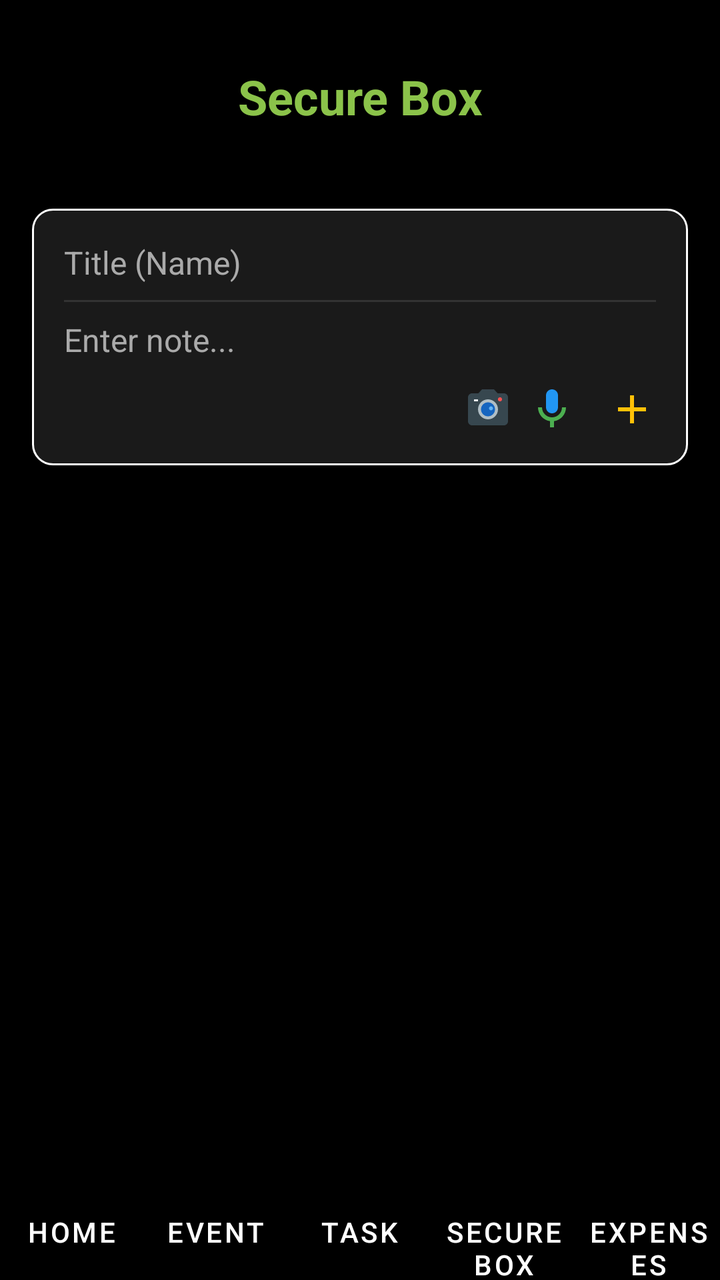
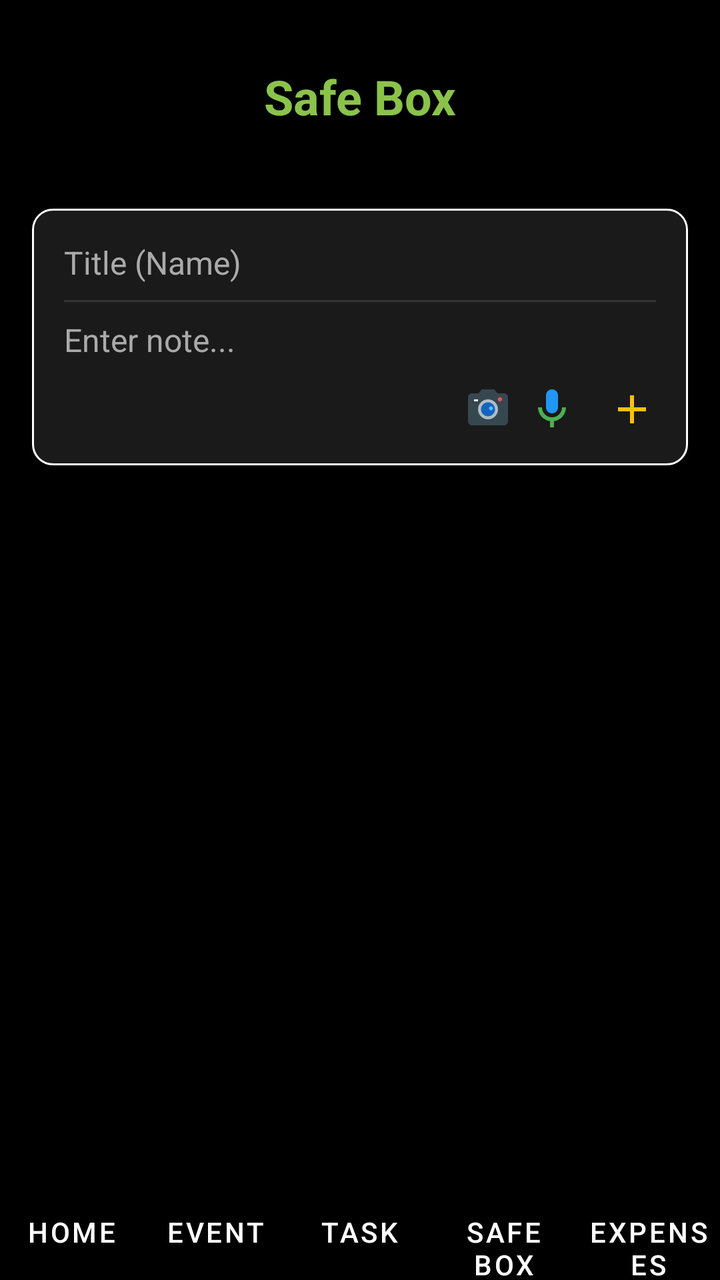

The first picture is an Android layout as it rendered before a commit; the second is the same layout after the commit. The layout source and the unified diff follow.
<!-- AndroidManifest.xml: activity theme Theme.MyCalendar2026SAR -->
<!-- res/layout/activity_secure_box.xml -->
<?xml version="1.0" encoding="utf-8"?>
<androidx.constraintlayout.widget.ConstraintLayout xmlns:android="http://schemas.android.com/apk/res/android"
    xmlns:app="http://schemas.android.com/apk/res-auto"
    xmlns:tools="http://schemas.android.com/tools"
    android:id="@+id/main"
    android:layout_width="match_parent"
    android:layout_height="match_parent"
    android:background="@color/black"
    tools:context=".SecureBoxActivity">

    <LinearLayout
        android:id="@+id/selectionBar"
        android:layout_width="match_parent"
        android:layout_height="56dp"
        android:background="#DD000000"
        android:gravity="center_vertical"
        android:orientation="horizontal"
        android:paddingStart="16dp"
        android:paddingEnd="16dp"
        android:visibility="gone"
        android:elevation="8dp"
        app:layout_constraintTop_toTopOf="parent">

        <TextView
            android:id="@+id/selectionCountText"
            android:layout_width="0dp"
            android:layout_height="wrap_content"
            android:layout_weight="1"
            android:text="0 selected"
            android:textColor="@color/white"
            android:textSize="18sp"
            android:textStyle="bold" />

        <ImageButton
            android:id="@+id/moveSelectedBtn"
            android:layout_width="48dp"
            android:layout_height="48dp"
            android:background="?attr/selectableItemBackgroundBorderless"
            android:src="@drawable/ic_menu_transfer_color" />

        <ImageButton
            android:id="@+id/deleteSelectedBtn"
            android:layout_width="48dp"
            android:layout_height="48dp"
            android:background="?attr/selectableItemBackgroundBorderless"
            android:src="@drawable/ic_menu_trash_color" />

        <ImageButton
            android:id="@+id/cancelSelectionBtn"
            android:layout_width="48dp"
            android:layout_height="48dp"
            android:background="?attr/selectableItemBackgroundBorderless"
            android:src="@drawable/ic_menu_exit_color" />
    </LinearLayout>

    <androidx.constraintlayout.widget.ConstraintLayout
        android:id="@+id/headerLayout"
        android:layout_width="match_parent"
        android:layout_height="wrap_content"
        app:layout_constraintTop_toBottomOf="@id/selectionBar">

        <ImageButton
            android:id="@+id/backButton"
            android:layout_width="@dimen/_24sdp"
            android:layout_height="@dimen/_24sdp"
            android:layout_marginStart="8dp"
            android:layout_marginTop="24dp"
            android:background="?attr/selectableItemBackgroundBorderless"
            android:contentDescription="Back"
            android:padding="4dp"
            android:scaleType="fitCenter"
            android:src="@drawable/ic_back_color"
            app:layout_constraintStart_toStartOf="parent"
            app:layout_constraintTop_toTopOf="parent" />

        <TextView
            android:id="@+id/secureBoxTitle"
            android:layout_width="wrap_content"
            android:layout_height="wrap_content"
            android:layout_marginTop="32dp"
            android:text="Secure Box"
            android:textColor="@color/light_green"
            android:textSize="24sp"
            android:textStyle="bold"
            app:layout_constraintEnd_toEndOf="parent"
            app:layout_constraintStart_toStartOf="parent"
            app:layout_constraintTop_toTopOf="parent" />

        <ImageButton
            android:id="@+id/addCategoryHeaderButton"
            android:layout_width="@dimen/_24sdp"
            android:layout_height="@dimen/_24sdp"
            android:layout_marginEnd="16dp"
            android:background="?attr/selectableItemBackgroundBorderless"
            android:padding="4dp"
            android:scaleType="fitCenter"
            android:src="@drawable/ic_notif_plus_color"
            app:layout_constraintBottom_toBottomOf="@id/secureBoxTitle"
            app:layout_constraintEnd_toEndOf="parent"
            app:layout_constraintTop_toTopOf="@id/secureBoxTitle" />

    </androidx.constraintlayout.widget.ConstraintLayout>

    <LinearLayout
        android:id="@+id/categoryContainer"
        android:layout_width="match_parent"
        android:layout_height="wrap_content"
        android:layout_margin="16dp"
        android:orientation="horizontal"
        app:layout_constraintTop_toBottomOf="@id/headerLayout">

        <androidx.recyclerview.widget.RecyclerView
            android:id="@+id/categoryRecyclerView"
            android:layout_width="match_parent"
            android:layout_height="wrap_content" />
    </LinearLayout>

    <LinearLayout
        android:id="@+id/notesSection"
        android:layout_width="0dp"
        android:layout_height="0dp"
        android:layout_marginTop="8dp"
        android:orientation="vertical"
        android:padding="16dp"
        android:visibility="visible"
        app:layout_constraintBottom_toTopOf="@id/bottomNavContainer"
        app:layout_constraintEnd_toEndOf="parent"
        app:layout_constraintStart_toStartOf="parent"
        app:layout_constraintTop_toBottomOf="@id/categoryContainer">

        

        <LinearLayout
            android:id="@+id/noteInputArea"
            android:layout_width="match_parent"
            android:layout_height="wrap_content"
            android:background="@drawable/summary_border"
            android:orientation="vertical"
            android:padding="8dp">

            <EditText
                android:id="@+id/noteTitleInput"
                android:layout_width="match_parent"
                android:layout_height="wrap_content"
                android:background="@null"
                android:hint="Title (Name)"
                android:inputType="text"
                android:padding="8dp"
                android:textColor="@color/white"
                android:textColorHint="#AAAAAA"
                android:textSize="16sp" />

            <View
                android:layout_width="match_parent"
                android:layout_height="1dp"
                android:layout_marginStart="8dp"
                android:layout_marginEnd="8dp"
                android:background="#333333" />

            <EditText
                android:id="@+id/noteContentInput"
                android:layout_width="match_parent"
                android:layout_height="wrap_content"
                android:background="@null"
                android:gravity="start|top"
                android:hint="Enter note..."
                android:inputType="textMultiLine"
                android:maxLines="3"
                android:minLines="1"
                android:padding="8dp"
                android:textColor="@color/white"
                android:textColorHint="#AAAAAA"
                android:textSize="16sp" />

            <LinearLayout
                android:layout_width="match_parent"
                android:layout_height="wrap_content"
                android:gravity="end"
                android:paddingEnd="4dp"
                android:paddingBottom="4dp">

                <ImageButton
                    android:id="@+id/sbCameraNoteButton"
                    android:layout_width="32dp"
                    android:layout_height="32dp"
                    android:background="?attr/selectableItemBackgroundBorderless"
                    android:contentDescription="Camera Note"
                    android:src="@drawable/ic_notif_camera_color" />

                <ImageButton
                    android:id="@+id/sbVoiceNoteButton"
                    android:layout_width="32dp"
                    android:layout_height="32dp"
                    android:background="?attr/selectableItemBackgroundBorderless"
                    android:contentDescription="Voice Note"
                    android:src="@drawable/ic_notif_voice_color" />

                <ImageButton
                    android:id="@+id/saveStickyNoteButton"
                    android:layout_width="32dp"
                    android:layout_height="32dp"
                    android:layout_marginStart="8dp"
                    android:background="?attr/selectableItemBackgroundBorderless"
                    android:contentDescription="Save Note"
                    android:src="@drawable/ic_notif_plus_color" />
            </LinearLayout>

        </LinearLayout>

        <androidx.recyclerview.widget.RecyclerView
            android:id="@+id/notesRecyclerView"
            android:layout_width="match_parent"
            android:layout_height="match_parent"
            android:layout_marginTop="8dp" />

    </LinearLayout>

    <LinearLayout
        android:id="@+id/bottomNavContainer"
        android:layout_width="match_parent"
        android:layout_height="wrap_content"
        android:orientation="vertical"
        android:background="#000000"
        android:padding="@dimen/_6sdp"
        app:layout_constraintBottom_toBottomOf="parent">

        <include
            layout="@layout/layout_bottom_navigation"
            android:layout_width="match_parent"
            android:layout_height="wrap_content" />
    </LinearLayout>

</androidx.constraintlayout.widget.ConstraintLayout>
<!-- res/layout/layout_bottom_navigation.xml (included above) -->
<?xml version="1.0" encoding="utf-8"?>
<LinearLayout xmlns:android="http://schemas.android.com/apk/res/android"
    xmlns:app="http://schemas.android.com/apk/res-auto"
    android:id="@+id/buttonContainer"
    android:layout_width="match_parent"
    android:layout_height="wrap_content"
    android:layout_marginTop="@dimen/_6sdp"
    android:orientation="horizontal"
    android:background="#000000">

    <Button
        android:id="@+id/navHomeButton"
        style="@style/Widget.MaterialComponents.Button.TextButton"
        android:layout_width="0dp"
        android:layout_height="wrap_content"
        android:layout_weight="1"
        android:insetTop="0dp"
        android:insetBottom="0dp"
        android:paddingLeft="4dp"
        android:paddingRight="4dp"
        android:text="@string/menu_home"
        android:textColor="@color/white"
        android:textSize="@dimen/_9ssp"
        app:backgroundTint="@android:color/transparent"
        app:icon="@drawable/ic_menu_home_color"
        app:iconGravity="top"
        app:iconSize="24dp"
        app:iconTint="@null"
        app:elevation="0dp" />

    <Button
        android:id="@+id/navEventButton"
        style="@style/Widget.MaterialComponents.Button.TextButton"
        android:layout_width="0dp"
        android:layout_height="wrap_content"
        android:layout_weight="1"
        android:insetTop="0dp"
        android:insetBottom="0dp"
        android:paddingLeft="4dp"
        android:paddingRight="4dp"
        android:text="@string/save_note"
        android:textColor="@color/white"
        android:textSize="@dimen/_9ssp"
        app:backgroundTint="@android:color/transparent"
        app:icon="@drawable/ic_menu_calendar_color"
        app:iconGravity="top"
        app:iconSize="24dp"
        app:iconTint="@null"
        app:elevation="0dp" />

    <Button
        android:id="@+id/navTaskButton"
        style="@style/Widget.MaterialComponents.Button.TextButton"
        android:layout_width="0dp"
        android:layout_height="wrap_content"
        android:layout_weight="1"
        android:insetTop="0dp"
        android:insetBottom="0dp"
        android:paddingLeft="4dp"
        android:paddingRight="4dp"
        android:text="@string/task"
        android:textColor="@color/white"
        android:textSize="@dimen/_9ssp"
        app:backgroundTint="@android:color/transparent"
        app:icon="@drawable/ic_menu_task_color"
        app:iconGravity="top"
        app:iconSize="24dp"
        app:iconTint="@null"
        app:elevation="0dp" />

    <Button
        android:id="@+id/navSecureBoxButton"
        style="@style/Widget.MaterialComponents.Button.TextButton"
        android:layout_width="0dp"
        android:layout_height="wrap_content"
        android:layout_weight="1"
        android:insetTop="0dp"
        android:insetBottom="0dp"
        android:paddingLeft="4dp"
        android:paddingRight="4dp"
        android:text="@string/secure_box"
        android:textColor="@color/white"
        android:textSize="@dimen/_9ssp"
        app:backgroundTint="@android:color/transparent"
        app:icon="@drawable/ic_menu_accounts_color"
        app:iconGravity="top"
        app:iconSize="24dp"
        app:iconTint="@null"
        app:elevation="0dp" />

    <Button
        android:id="@+id/navExpensesButton"
        style="@style/Widget.MaterialComponents.Button.TextButton"
        android:layout_width="0dp"
        android:layout_height="wrap_content"
        android:layout_weight="1"
        android:insetTop="0dp"
        android:insetBottom="0dp"
        android:paddingLeft="4dp"
        android:paddingRight="4dp"
        android:text="@string/expenses"
        android:textColor="@color/white"
        android:textSize="@dimen/_9ssp"
        app:backgroundTint="@android:color/transparent"
        app:icon="@drawable/ic_menu_cash_in_color"
        app:iconGravity="top"
        app:iconSize="24dp"
        app:iconTint="@null"
        app:elevation="0dp" />

</LinearLayout>
<!-- resources referenced by this layout -->
<resources>
  <color name="black">#FF000000</color>
  <color name="light_green">#8BC34A</color>
  <color name="white">#FFFFFFFF</color>
  <!-- drawable ic_back_color (drawable) -->
  <vector xmlns:android="http://schemas.android.com/apk/res/android"
      android:width="24dp"
      android:height="24dp"
      android:viewportWidth="24"
      android:viewportHeight="24">
      
      <path
          android:fillColor="#2196F3"
          android:pathData="M20,11H7.83l5.59,-5.59L12,4l-8,8 8,8 1.41,-1.41L7.83,13H20v-2z" />
      
      <path
          android:fillColor="#64B5F6"
          android:pathData="M12,4l-8,8l8,8v-1l-7,-7l7,-7V4z" />
  </vector>
  <!-- drawable ic_menu_calendar_color (drawable) -->
  <vector xmlns:android="http://schemas.android.com/apk/res/android"
      android:width="24dp"
      android:height="24dp"
      android:viewportWidth="24"
      android:viewportHeight="24">
      <path
          android:fillColor="#F44336"
          android:pathData="M19,3h-1V1h-2v2H8V1H6v2H5C3.89,3 3.01,3.9 3.01,5L3,19c0,1.1 0.89,2 2,2h14c1.1,0 2,-0.9 2,-2V5c0,-1.1 -0.9,-2 -2,-2zM19,19H5V8h14v11z" />
  </vector>
  <!-- drawable ic_menu_home_color (drawable) -->
  <vector xmlns:android="http://schemas.android.com/apk/res/android"
      android:width="24dp"
      android:height="24dp"
      android:viewportWidth="24"
      android:viewportHeight="24">
      <path
          android:fillColor="#2196F3"
          android:pathData="M10,20v-6h4v6h5v-8h3L12,3 2,12h3v8z" />
  </vector>
  <!-- drawable ic_menu_transfer_color (drawable) -->
  <vector xmlns:android="http://schemas.android.com/apk/res/android"
      android:width="24dp"
      android:height="24dp"
      android:viewportWidth="24"
      android:viewportHeight="24">
      <path
          android:fillColor="#2196F3"
          android:pathData="M16,17.01V10h-2v7.01h-3L15,21l4,-3.99h-3z" />
      <path
          android:fillColor="#4CAF50"
          android:pathData="M9,3L5,6.99h3V14h2V6.99h3L9,3z" />
  </vector>
  <!-- drawable ic_notif_plus_color (drawable) -->
  <vector xmlns:android="http://schemas.android.com/apk/res/android"
      android:width="24dp"
      android:height="24dp"
      android:viewportWidth="24"
      android:viewportHeight="24">
      <path
          android:fillColor="#FFC107"
          android:pathData="M19,13h-6v6h-2v-6H5v-2h6V5h2v6h6v2z" />
  </vector>
  <!-- drawable summary_border (drawable) -->
  <?xml version="1.0" encoding="utf-8"?>
  <shape xmlns:android="http://schemas.android.com/apk/res/android">
      <solid android:color="@color/card_dark" />
      <stroke
          android:width="1dp"
          android:color="@color/white" />
      <corners android:radius="10dp" />
  </shape>
  <string name="expenses">Expenses</string>
  <string name="menu_home">Home</string>
  <string name="save_note">Event</string>
  <string name="secure_box">Secure Box</string>
  <string name="task">Task</string>
  <color name="card_dark">#1A1A1A</color>
  <color name="hunter_green">#355E3B</color>
  <color name="teal_200">#FF03DAC5</color>
  <color name="teal_700">#FF018786</color>
  <style name="CustomMenuTextAppearance" parent="TextAppearance.AppCompat.Widget.PopupMenu.Large">
          <item name="android:textSize">@dimen/_10ssp</item>
          <item name="android:textColor">@color/white</item>
      </style>
  <style name="CustomPopupMenuStyle" parent="Widget.AppCompat.PopupMenu">
          <item name="android:minWidth">@dimen/_110sdp</item>
      </style>
  <style name="GreenButtonStyle" parent="Widget.MaterialComponents.Button.TextButton">
          <item name="android:textColor">@color/light_green</item>
      </style>
  <!-- unchanged entries left out for length: 9 -->
</resources>

<!-- the commit's change to res/layout/activity_secure_box.xml (unified diff, before → after) -->
@@ -78,7 +78,7 @@
             android:layout_width="wrap_content"
             android:layout_height="wrap_content"
             android:layout_marginTop="32dp"
-            android:text="Secure Box"
+            android:text="Safe Box"
             android:textColor="@color/light_green"
             android:textSize="24sp"
             android:textStyle="bold"
<!-- resource entries referenced after the edit -->
@@ -73,7 +73,7 @@
   <string name="expenses">Expenses</string>
   <string name="menu_home">Home</string>
   <string name="save_note">Event</string>
-  <string name="secure_box">Secure Box</string>
+  <string name="secure_box">Safe Box</string>
   <string name="task">Task</string>
   <color name="card_dark">#1A1A1A</color>
   <color name="hunter_green">#355E3B</color>
